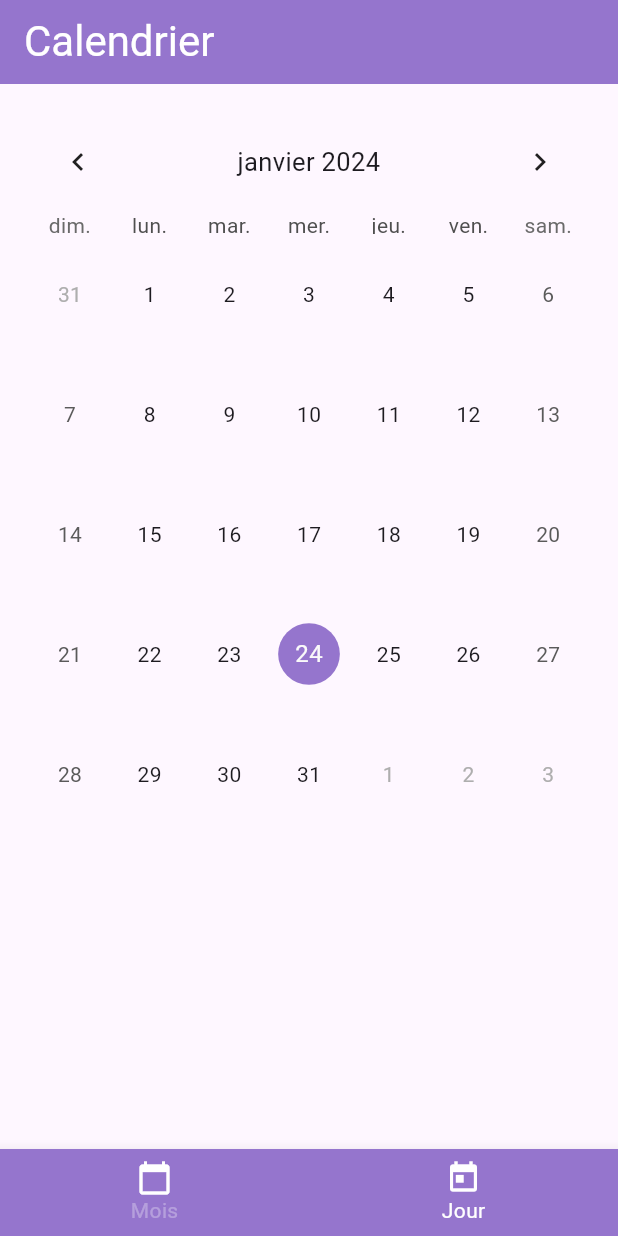
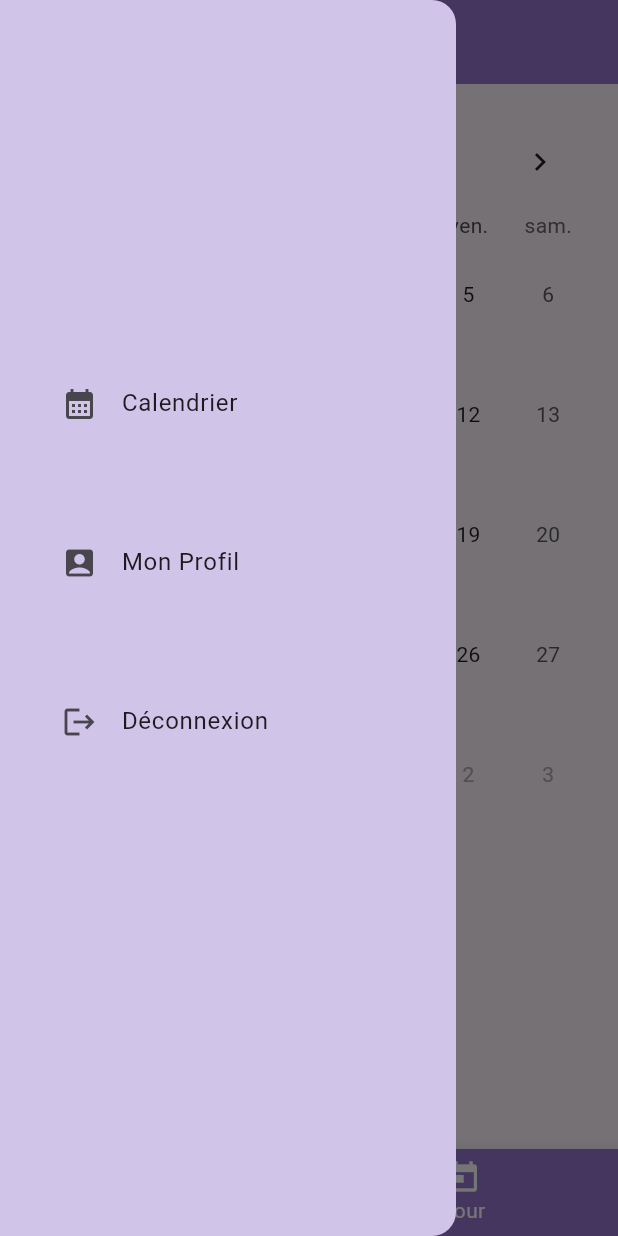
Before and after one commit to pathenberg/todo_calendar_test, a Flutter app: the screen it shows after launch, with the side drawer open (before the commit the screen has no drawer), on a phone screen of 412 x 824 dp. Run offline on Flutter 3.47's test engine with Material 3 defaults, Android fonts, the phone set to English and light mode, and no system bars; drawn by our look-alikes of table_calendar; our stand-ins replace flutter_local_notifications, flutter_slidable.

Commit message:
Mise en place (non fonctionnel) d'un menu burger dans l'appbar de main.dart dans le but de gérer la navigation entre les pages du calendrier ainsi que la page profil

```diff
--- a/lib/main.dart
+++ b/lib/main.dart
@@ -43,9 +43,55 @@
   Widget build(BuildContext context) {
     return Scaffold(
       appBar: AppBar(
+        leading: Builder(
+          builder: (context) {
+            return IconButton(icon: Icon(Icons.menu),
+            color: Colors.white,
+            onPressed: (){
+              Scaffold.of(context).openDrawer();},
+            );
+          }
+        ),
         backgroundColor: Colors.deepPurple[300],
         titleTextStyle: TextStyle(color: Colors.white, fontSize: 28),
-        title: Text('Calendrier'),
+        title: Text(''),
+      ),
+      drawer: Drawer(
+        backgroundColor: Colors.deepPurple.shade100,
+        child: Column(
+
+          children:[
+
+          Padding(
+            padding: const EdgeInsets.all(100.0),
+            child: Divider(
+              color: Colors.deepPurple.shade100,
+            ),
+          ),
+
+          Padding(
+            padding: const EdgeInsets.all(25.0),
+            child: ListTile(
+              leading: Icon(Icons.calendar_month),
+              title: Text('Calendrier'),
+            ),
+          ),
+          Padding(
+            padding: const EdgeInsets.all(25.0),
+            child: ListTile(
+              leading: Icon(Icons.account_box),
+              title: Text('Mon Profil'),
+            ),
+          ),
+           Padding(
+            padding: const EdgeInsets.all(25.0),
+            child: ListTile(
+              leading: Icon(Icons.logout),
+              title: Text('Déconnexion'),
+            ),
+          ),]
+
+      ),
       ),
       body: IndexedStack(
         index: _currentIndex,
@@ -86,7 +132,7 @@
 
     setState(() {
 
-      _selectedDay = focusedDay;
+      _selectedDay = focusedDay; // changement d'état du focusedday initial pour que le jour sélectionné renvoie un nouveau focusedDay
 
     });
   }
```
Also changed, not shown: lib/images/flutter_logo.png (added).
